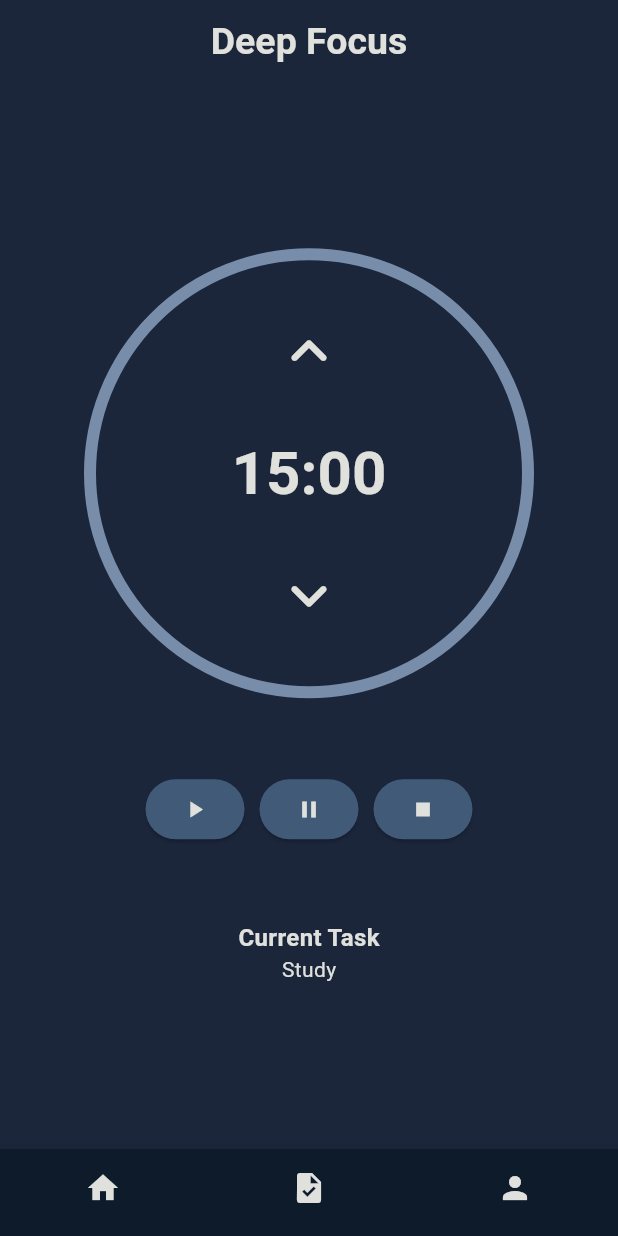
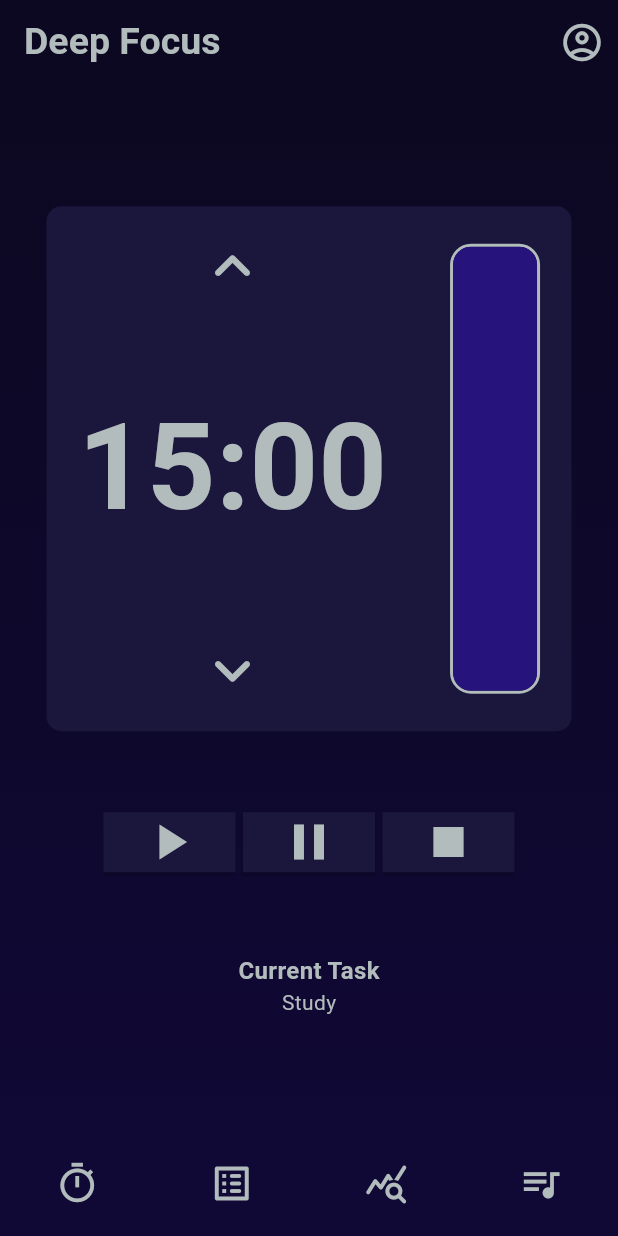
Before and after one commit to aDiThYa-808/Deep-Focus-Orchestrator-app, a Flutter app: the screen it shows after launch, on a phone screen of 412 x 824 dp. Run offline on Flutter 3.47's test engine with Material 3 defaults, Android fonts, the phone set to English and light mode, and no system bars.

Commit message:
Added vertical progress bar for the timer.
Added linear progress bar inside RotatedBox widget to make it vertical.

```diff
--- a/app_frontend/lib/bars/Bottom_Nav_Bar.dart
+++ b/app_frontend/lib/bars/Bottom_Nav_Bar.dart
@@ -11,21 +11,40 @@ class _BottomNavBarState extends State<BottomNavBar> {
   @override
   Widget build(BuildContext context) {
     return BottomNavigationBar(
-      backgroundColor: Color(0xFF0D1B2A),
+      type: BottomNavigationBarType.fixed,
+      elevation: 0,
+      backgroundColor: Color(0xFF100835),
 
       showSelectedLabels: false,
       showUnselectedLabels: false,
       items: const [
         BottomNavigationBarItem(
-          icon: Icon(Icons.home, color:Color(0xFFE0E1DD)),
+          icon: Icon(Icons.timer_outlined, color: Color(0xFFB2BCBD), size: 30),
           label: 'Home',
         ),
         BottomNavigationBarItem(
-          icon: Icon(Icons.task, color:Color(0xFFE0E1DD),),
+          icon: Icon(
+            Icons.list_alt_rounded,
+            color: Color(0xFFB2BCBD),
+            size: 30,
+          ),
           label: 'Tasks',
         ),
         BottomNavigationBarItem(
-          icon: Icon(Icons.person, color:Color(0xFFE0E1DD)),
+          icon: Icon(
+            Icons.query_stats_rounded,
+            color: Color(0xFFB2BCBD),
+            size: 30,
+          ),
+          label: 'Profile',
+        ),
+
+        BottomNavigationBarItem(
+          icon: Icon(
+            Icons.queue_music_outlined,
+            color: Color(0xFFB2BCBD),
+            size: 30,
+          ),
           label: 'Profile',
         ),
       ],
--- a/app_frontend/lib/bars/Top_Nav_Bar.dart
+++ b/app_frontend/lib/bars/Top_Nav_Bar.dart
@@ -9,12 +9,23 @@ class TopNav extends StatelessWidget implements PreferredSizeWidget {
   @override
   Widget build(BuildContext context) {
     return AppBar(
-      backgroundColor: Color(0xFF1B263B),
+      backgroundColor: Color(0xFF0C0821),
       title: const Text(
         'Deep Focus',
-        style: TextStyle(fontSize: 25,fontWeight: FontWeight.bold,color: Color(0xFFE0E1DD)),
+        style: TextStyle(
+          fontSize: 25,
+          fontWeight: FontWeight.bold,
+          color: Color(0xFFB2BCBD),
+        ),
       ),
-      centerTitle: true,
+      actions: [
+        IconButton(
+          onPressed: () {},
+          icon: Icon(Icons.account_circle_outlined),
+          color: Color(0xFFB2BCBD),
+          iconSize: 30,
+        ),
+      ],
     );
   }
 }
--- a/app_frontend/lib/main.dart
+++ b/app_frontend/lib/main.dart
@@ -15,7 +15,9 @@ class MyApp extends StatefulWidget {
 class _MyAppState extends State<MyApp> {
   @override
   Widget build(BuildContext context) {
+
     return MaterialApp(
+      debugShowCheckedModeBanner: false,
       home: HomeScreen()
 
     );
--- a/app_frontend/lib/screens/home_screen.dart
+++ b/app_frontend/lib/screens/home_screen.dart
@@ -17,13 +17,17 @@ class _HomeScreenState extends State<HomeScreen> {
       appBar: const TopNav(),
 
       body: Container(
-        color: Color(0xFF1B263B),
-        child:Column(
-        mainAxisAlignment: MainAxisAlignment.center,
-        children: [
-          MainTimer(),
-        ],
-      ),
+        decoration: BoxDecoration(
+          gradient: LinearGradient(
+            colors: [Color(0xFF0C0821), Color(0xFF100835)],
+            begin: Alignment.topCenter,
+            end: Alignment.bottomCenter,
+          ),
+        ),
+        child: Column(
+          mainAxisAlignment: MainAxisAlignment.center,
+          children: [MainTimer()],
+        ),
       ),
 
       bottomNavigationBar: BottomNavBar(),
--- a/app_frontend/lib/widgets/timer.dart
+++ b/app_frontend/lib/widgets/timer.dart
@@ -90,49 +90,85 @@ class _MainTimerState extends State<MainTimer> {
       mainAxisAlignment: MainAxisAlignment.center,
       children: [
         Container(
-          width: 300,
-          height: 300,
+          width: 350,
+          height: 350,
           decoration: BoxDecoration(
-            shape: BoxShape.circle,
-            border: Border.all(color: Color(0xFF778DA9), width: 8),
+            shape: BoxShape.rectangle,
+            borderRadius: BorderRadius.circular(10),
+            color: Color(0xFF1A163C),
           ),
-          child: Column(
-            mainAxisAlignment: MainAxisAlignment.center,
+          child: Row(
+            mainAxisAlignment: MainAxisAlignment.spaceAround,
             children: [
-              if(!isRunning && !isPaused)
+              Column(
+                mainAxisAlignment: MainAxisAlignment.spaceAround,
+
+                children: [
+                  if (!isRunning && !isPaused)
                     IconButton(
                       onPressed: () {
                         decreaseTime();
                       },
-                icon: Icon(Icons.keyboard_arrow_up_rounded, size: 50, color: Color(0xFFE0E1DD)),
+                      icon: Icon(
+                        Icons.keyboard_arrow_up_rounded,
+                        size: 50,
+                        color: Color(0xFFB2BCBD),
                       ),
-
-
+                    ),
 
                   const SizedBox(height: 25),
 
                   AnimatedDefaultTextStyle(
                     duration: Duration(milliseconds: 50),
                     style: TextStyle(
-                  fontSize: isRunning? 50:40,
+                      fontSize: 80,
                       fontWeight: FontWeight.bold,
-                  color: isRunning? Colors.white : Color(0xFFE0E1DD)
-                  ,
+                      color: isRunning ? Colors.white : Color(0xFFB2BCBD),
                     ),
 
-                child: Text(
-                  formatTime(secondsLeft),
-                ),
+                    child: Text(formatTime(secondsLeft)),
                   ),
 
                   const SizedBox(height: 25),
 
-            if(!isRunning && !isPaused)
+                  if (!isRunning && !isPaused)
                     IconButton(
                       onPressed: () {
                         increaseTime();
                       },
-                icon: Icon(Icons.keyboard_arrow_down_rounded, size: 50,color: Color(0xFFE0E1DD),),
+                      icon: Icon(
+                        Icons.keyboard_arrow_down_rounded,
+                        size: 50,
+                        color: Color(0xFFB2BCBD),
+                      ),
+                    ),
+                ],
+              ),
+
+              SizedBox(
+                height: 300,
+                width: 60,
+                child: Container(
+                  decoration: BoxDecoration(
+                    color: Color(0xFF1A163C), // Background color
+                    border: Border.all(color: Color(0xFFB2BCBD), width: 2),
+                    borderRadius: BorderRadius.circular(14),
+                  ),
+                  child: ClipRRect(
+                    borderRadius: BorderRadius.circular(
+                      12,
+                    ), // Ensure content also clips to rounded corners
+                    child: RotatedBox(
+                      quarterTurns: -1,
+                      child: LinearProgressIndicator(
+                        value: secondsLeft / totalTime,
+                        backgroundColor:
+                            Colors.transparent, // Already set by container
+                        color: Color(0xFF26137C),
+                      ),
+                    ),
+                  ),
+                ),
               ),
             ],
           ),
@@ -147,28 +183,45 @@ class _MainTimerState extends State<MainTimer> {
               onPressed: () {
                 startTimer();
               },
-              style: ElevatedButton.styleFrom(backgroundColor: Color(0xFF415A77)),
-              child: const Icon(Icons.play_arrow, color: Color(0xFFE0E1DD),),
+              style: ElevatedButton.styleFrom(
+                backgroundColor: Color(0xFF1A163C),
+                shape: RoundedRectangleBorder(),
+              ),
+              child: const Icon(
+                Icons.play_arrow,
+                color: Color(0xFFB2BCBD),
+                size: 40,
+              ),
             ),
 
-            const SizedBox(width: 10),
+            const SizedBox(width: 5),
 
             ElevatedButton(
               onPressed: () {
                 pauseTimer();
               },
-              style: ElevatedButton.styleFrom(backgroundColor: Color(0xFF415A77)),
-              child: const Icon(Icons.pause,color: Color(0xFFE0E1DD),),
+              style: ElevatedButton.styleFrom(
+                backgroundColor: Color(0xFF1A163C),
+                shape: RoundedRectangleBorder(),
+              ),
+              child: const Icon(
+                Icons.pause,
+                color: Color(0xFFB2BCBD),
+                size: 40,
+              ),
             ),
 
-            const SizedBox(width: 10),
+            const SizedBox(width: 5),
 
             ElevatedButton(
               onPressed: () {
                 stopTimer();
               },
-              style: ElevatedButton.styleFrom(backgroundColor: Color(0xFF415A77)),
-              child: const Icon(Icons.stop, color: Color(0xFFE0E1DD),),
+              style: ElevatedButton.styleFrom(
+                backgroundColor: Color(0xFF1A163C),
+                shape: RoundedRectangleBorder(),
+              ),
+              child: const Icon(Icons.stop, color: Color(0xFFB2BCBD), size: 40),
             ),
           ],
         ),
@@ -180,9 +233,13 @@ class _MainTimerState extends State<MainTimer> {
           children: [
             const Text(
               "Current Task",
-              style: TextStyle(fontSize: 16, fontWeight: FontWeight.bold, color: Color(0xFFE0E1DD)),
+              style: TextStyle(
+                fontSize: 16,
+                fontWeight: FontWeight.bold,
+                color: Color(0xFFB2BCBD),
               ),
-            const Text("Study",style: TextStyle(color: Color(0xFFE0E1DD) ),),
+            ),
+            const Text("Study", style: TextStyle(color: Color(0xFFB2BCBD))),
           ],
         ),
       ],
```
Lines whose indentation alone changed are shown as unchanged.
